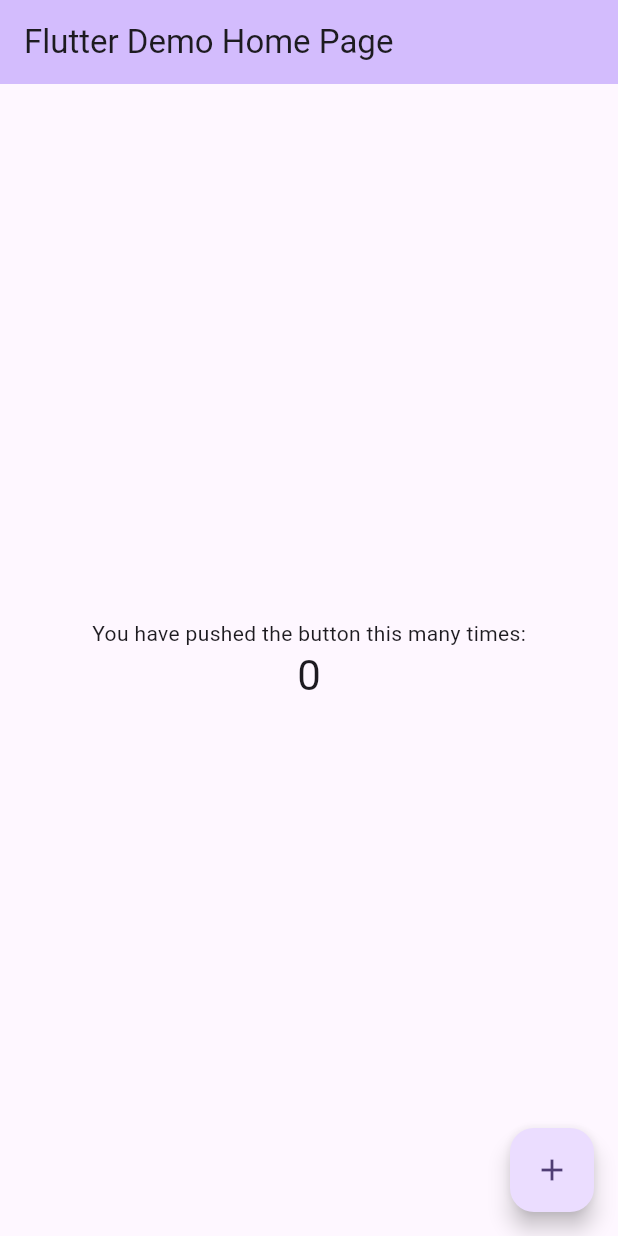
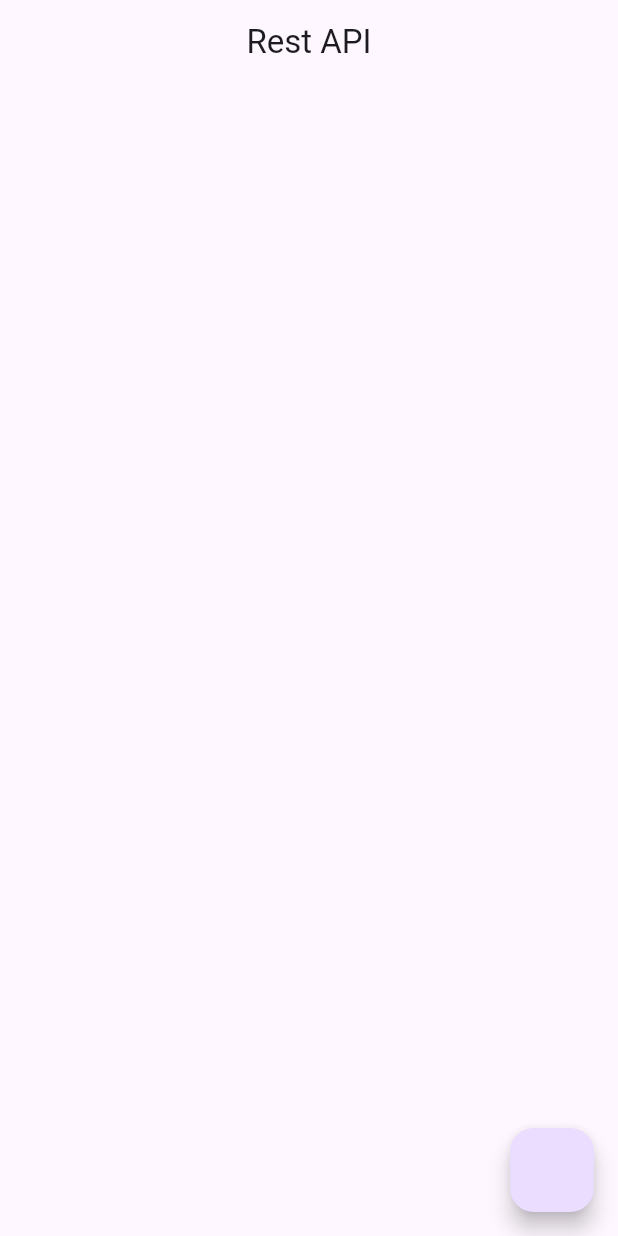
Before and after one commit to haidar-jpr/learning-rest-api-flutter, a Flutter app: the screen it shows after launch, on a phone screen of 412 x 824 dp. Run offline on Flutter 3.47's test engine with Material 3 defaults, Android fonts, the light colour scheme and no system bars.

Commit message:
step one rest api

```diff
--- a/lib/main.dart
+++ b/lib/main.dart
@@ -1,4 +1,5 @@
 import 'package:flutter/material.dart';
+import 'package:learning_api/screens/home.dart';
 
 void main() {
   runApp(const MyApp());
@@ -7,119 +8,11 @@ void main() {
 class MyApp extends StatelessWidget {
   const MyApp({super.key});
 
-  // This widget is the root of your application.
   @override
   Widget build(BuildContext context) {
     return MaterialApp(
-      title: 'Flutter Demo',
-      theme: ThemeData(
-        // This is the theme of your application.
-        //
-        // TRY THIS: Try running your application with "flutter run". You'll see
-        // the application has a blue toolbar. Then, without quitting the app,
-        // try changing the seedColor in the colorScheme below to Colors.green
-        // and then invoke "hot reload" (save your changes or press the "hot
-        // reload" button in a Flutter-supported IDE, or press "r" if you used
-        // the command line to start the app).
-        //
-        // Notice that the counter didn't reset back to zero; the application
-        // state is not lost during the reload. To reset the state, use hot
-        // restart instead.
-        //
-        // This works for code too, not just values: Most code changes can be
-        // tested with just a hot reload.
-        colorScheme: ColorScheme.fromSeed(seedColor: Colors.deepPurple),
-        useMaterial3: true,
-      ),
-      home: const MyHomePage(title: 'Flutter Demo Home Page'),
+      debugShowCheckedModeBanner: false,
+      home: HomeScreen(),
     );
   }
 }
-
-class MyHomePage extends StatefulWidget {
-  const MyHomePage({super.key, required this.title});
-
-  // This widget is the home page of your application. It is stateful, meaning
-  // that it has a State object (defined below) that contains fields that affect
-  // how it looks.
-
-  // This class is the configuration for the state. It holds the values (in this
-  // case the title) provided by the parent (in this case the App widget) and
-  // used by the build method of the State. Fields in a Widget subclass are
-  // always marked "final".
-
-  final String title;
-
-  @override
-  State<MyHomePage> createState() => _MyHomePageState();
-}
-
-class _MyHomePageState extends State<MyHomePage> {
-  int _counter = 0;
-
-  void _incrementCounter() {
-    setState(() {
-      // This call to setState tells the Flutter framework that something has
-      // changed in this State, which causes it to rerun the build method below
-      // so that the display can reflect the updated values. If we changed
-      // _counter without calling setState(), then the build method would not be
-      // called again, and so nothing would appear to happen.
-      _counter++;
-    });
-  }
-
-  @override
-  Widget build(BuildContext context) {
-    // This method is rerun every time setState is called, for instance as done
-    // by the _incrementCounter method above.
-    //
-    // The Flutter framework has been optimized to make rerunning build methods
-    // fast, so that you can just rebuild anything that needs updating rather
-    // than having to individually change instances of widgets.
-    return Scaffold(
-      appBar: AppBar(
-        // TRY THIS: Try changing the color here to a specific color (to
-        // Colors.amber, perhaps?) and trigger a hot reload to see the AppBar
-        // change color while the other colors stay the same.
-        backgroundColor: Theme.of(context).colorScheme.inversePrimary,
-        // Here we take the value from the MyHomePage object that was created by
-        // the App.build method, and use it to set our appbar title.
-        title: Text(widget.title),
-      ),
-      body: Center(
-        // Center is a layout widget. It takes a single child and positions it
-        // in the middle of the parent.
-        child: Column(
-          // Column is also a layout widget. It takes a list of children and
-          // arranges them vertically. By default, it sizes itself to fit its
-          // children horizontally, and tries to be as tall as its parent.
-          //
-          // Column has various properties to control how it sizes itself and
-          // how it positions its children. Here we use mainAxisAlignment to
-          // center the children vertically; the main axis here is the vertical
-          // axis because Columns are vertical (the cross axis would be
-          // horizontal).
-          //
-          // TRY THIS: Invoke "debug painting" (choose the "Toggle Debug Paint"
-          // action in the IDE, or press "p" in the console), to see the
-          // wireframe for each widget.
-          mainAxisAlignment: MainAxisAlignment.center,
-          children: <Widget>[
-            const Text(
-              'You have pushed the button this many times:',
-            ),
-            Text(
-              '$_counter',
-              style: Theme.of(context).textTheme.headlineMedium,
-            ),
-          ],
-        ),
-      ),
-      floatingActionButton: FloatingActionButton(
-        onPressed: _incrementCounter,
-        tooltip: 'Increment',
-        child: const Icon(Icons.add),
-      ), // This trailing comma makes auto-formatting nicer for build methods.
-    );
-  }
-}
--- /dev/null
+++ b/lib/screens/home.dart
@@ -0,0 +1,67 @@
+import 'dart:convert';
+
+import 'package:flutter/material.dart';
+import 'package:http/http.dart' as http;
+
+class HomeScreen extends StatefulWidget {
+  const HomeScreen({super.key});
+
+  @override
+  State<HomeScreen> createState() => _HomeScreenState();
+}
+
+class _HomeScreenState extends State<HomeScreen> {
+  List<dynamic> users = [];
+
+  @override
+  Widget build(BuildContext context) {
+    return Scaffold(
+      appBar: AppBar(
+        centerTitle: true,
+        title: const Text('Rest API'),
+      ),
+      body: ListView.builder(
+        itemCount: users.length,
+        itemBuilder: (ctx, index) {
+          final user = users[index];
+          final name = user['name']['first'];
+          final email = user['email'];
+          final imgUrl = user['picture']['thumbnail'];
+          return ListTile(
+            leading: ClipRRect(
+              borderRadius: BorderRadius.circular(50),
+              child: Image.network(imgUrl),
+            ),
+            title: Text(
+              email,
+              style: const TextStyle(
+                fontSize: 13,
+              ),
+            ),
+            subtitle: Text(
+              name,
+              style: const TextStyle(
+                fontSize: 11,
+              ),
+            ),
+          );
+        },
+      ),
+      floatingActionButton: FloatingActionButton(
+        onPressed: fetchUsers,
+      ),
+    );
+  }
+
+  void fetchUsers() async {
+    const url = 'https://randomuser.me/api/?results=100';
+    final uri = Uri.parse(url);
+    final response = await http.get(uri);
+    final body = response.body;
+    final json = jsonDecode(body);
+
+    setState(() {
+      users = json['results'];
+    });
+  }
+}
```
Also changed, not shown: pubspec.yaml (+4 -12 lines), pubspec.lock.
